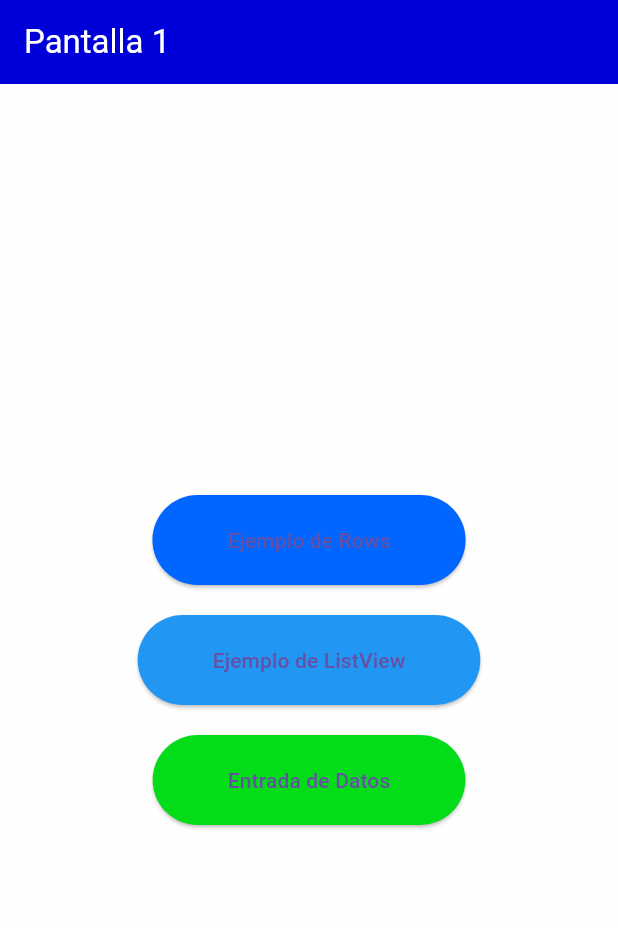
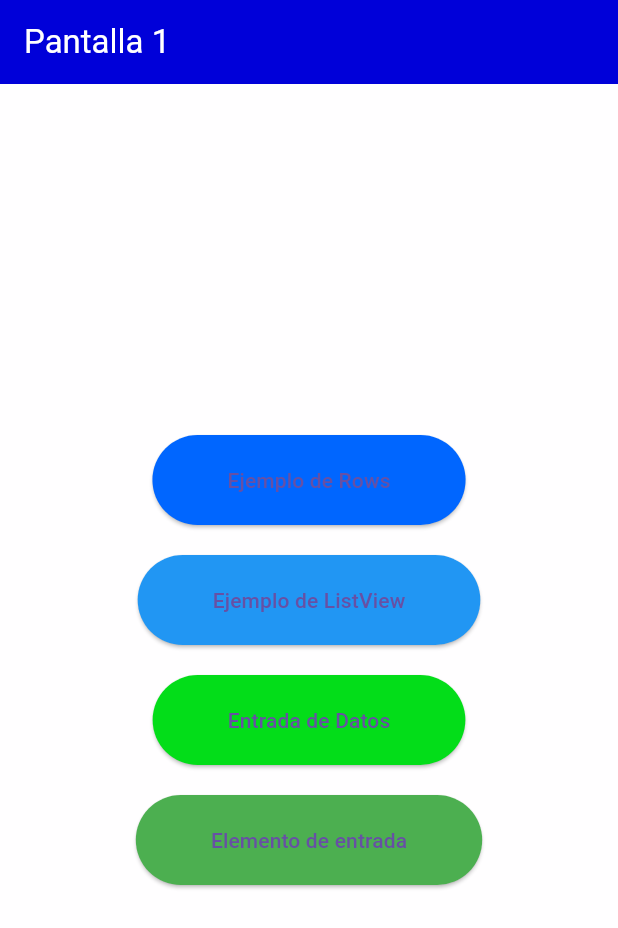
Before and after one commit to David-Cervantes-29/Elementos4a26, a Flutter app: the screen it shows after launch, on a phone screen of 412 x 824 dp. Shown: the top 928 px of the screen. Run offline on Flutter 3.47's test engine with Material 3 defaults, Android fonts, the phone set to English and light mode, and no system bars.

Commit message:
StatefulWidget y TextField

```diff
--- a/lib/screens/screen1.dart
+++ b/lib/screens/screen1.dart
@@ -2,6 +2,7 @@ import 'package:flutter/material.dart';
 import 'package:flutter_application_2/screens/screen2.dart';
 import 'package:flutter_application_2/screens/screen3.dart';
 import 'package:flutter_application_2/screens/screen4.dart';
+import 'package:flutter_application_2/screens/screen5.dart';
 
 class Screen1 extends StatelessWidget {
   const Screen1({super.key});
@@ -34,6 +35,13 @@ class Screen1 extends StatelessWidget {
                 context,
                 Screen4(),
               ),
+              SizedBox(height: 20),
+              botonStateful(
+                'Elemento de entrada',
+                Colors.green,
+                context,
+                Screen5(),
+              ),
             ],
           ),
         ),
@@ -64,4 +72,28 @@ class Screen1 extends StatelessWidget {
       child: Text(texto),
     );
   }
+
+  Widget botonStateful(
+    String texto,
+    Color color1,
+    BuildContext context,
+    StatefulWidget screen,
+  ) {
+    return ElevatedButton(
+      onPressed: () {
+        Navigator.push(
+          context,
+          MaterialPageRoute(builder: (context) => screen),
+        );
+      },
+      style: ElevatedButton.styleFrom(
+        backgroundColor: color1,
+        padding: const EdgeInsets.symmetric(horizontal: 50, vertical: 20),
+        shape: RoundedRectangleBorder(
+          borderRadius: BorderRadiusGeometry.circular(30),
+        ),
+      ),
+      child: Text(texto),
+    );
+  }
 }
```
Also changed, not shown: lib/screens/screen5.dart (added, +35 -0 lines).
